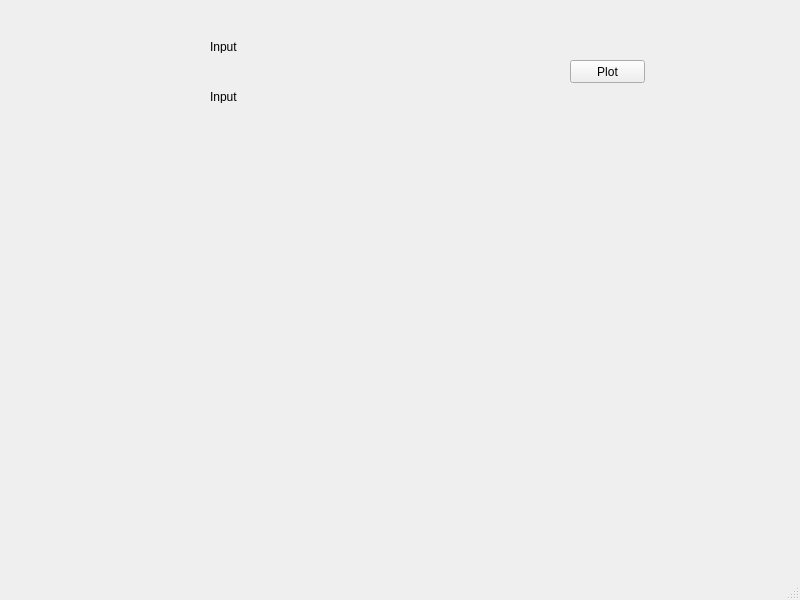
The window that main_window.ui (Abdelrahmanhassan1/Master-Micro-Python-Internship) describes before a commit, drawn with Qt 5.
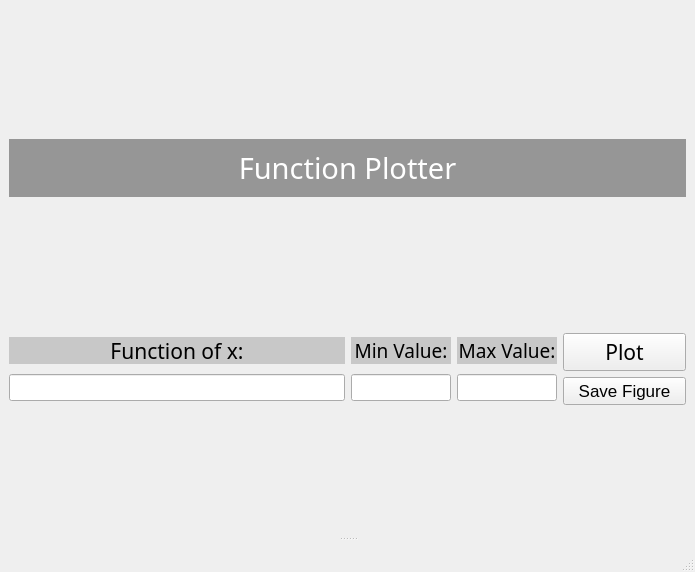
The same window after the commit.

Commit message: modifying design and adding matplotlib figure

Patch:
```diff
--- a/main_window.ui
+++ b/main_window.ui
@@ -6,53 +6,241 @@
    <rect>
     <x>0</x>
     <y>0</y>
-    <width>800</width>
-    <height>600</height>
+    <width>695</width>
+    <height>572</height>
    </rect>
   </property>
   <property name="windowTitle">
    <string>MainWindow</string>
   </property>
   <widget class="QWidget" name="centralwidget">
-   <widget class="QPushButton" name="pushButton">
-    <property name="geometry">
-     <rect>
-      <x>570</x>
-      <y>60</y>
-      <width>75</width>
-      <height>23</height>
-     </rect>
-    </property>
-    <property name="text">
-     <string>Plot</string>
-    </property>
-   </widget>
-   <widget class="QLabel" name="label">
-    <property name="geometry">
-     <rect>
-      <x>210</x>
-      <y>40</y>
-      <width>47</width>
-      <height>13</height>
-     </rect>
-    </property>
-    <property name="text">
-     <string>Input</string>
-    </property>
-   </widget>
-   <widget class="QLabel" name="label_2">
-    <property name="geometry">
-     <rect>
-      <x>210</x>
-      <y>90</y>
-      <width>47</width>
-      <height>13</height>
-     </rect>
-    </property>
-    <property name="text">
-     <string>Input</string>
-    </property>
-   </widget>
+   <layout class="QHBoxLayout" name="horizontalLayout_4">
+    <item>
+     <widget class="QSplitter" name="splitter">
+      <property name="orientation">
+       <enum>Qt::Vertical</enum>
+      </property>
+      <widget class="QWidget" name="layoutWidget">
+       <layout class="QVBoxLayout" name="verticalLayout_6">
+        <item>
+         <widget class="QLabel" name="label_4">
+          <property name="maximumSize">
+           <size>
+            <width>16777215</width>
+            <height>58</height>
+           </size>
+          </property>
+          <property name="font">
+           <font>
+            <family>Umpush</family>
+            <pointsize>22</pointsize>
+           </font>
+          </property>
+          <property name="styleSheet">
+           <string notr="true">background-color:rgb(150,150,150);
+color:white</string>
+          </property>
+          <property name="text">
+           <string>Function Plotter</string>
+          </property>
+          <property name="alignment">
+           <set>Qt::AlignCenter</set>
+          </property>
+         </widget>
+        </item>
+        <item>
+         <layout class="QHBoxLayout" name="horizontalLayout_3">
+          <item>
+           <layout class="QVBoxLayout" name="verticalLayout_4">
+            <item>
+             <widget class="QLabel" name="label">
+              <property name="maximumSize">
+               <size>
+                <width>16777215</width>
+                <height>27</height>
+               </size>
+              </property>
+              <property name="font">
+               <font>
+                <family>Ubuntu Condensed</family>
+                <pointsize>16</pointsize>
+               </font>
+              </property>
+              <property name="styleSheet">
+               <string notr="true">background-color:rgb(200,200,200)</string>
+              </property>
+              <property name="text">
+               <string>Function of x:</string>
+              </property>
+              <property name="alignment">
+               <set>Qt::AlignCenter</set>
+              </property>
+             </widget>
+            </item>
+            <item>
+             <widget class="QLineEdit" name="function_input">
+              <property name="maximumSize">
+               <size>
+                <width>16777215</width>
+                <height>27</height>
+               </size>
+              </property>
+              <property name="font">
+               <font>
+                <pointsize>12</pointsize>
+               </font>
+              </property>
+             </widget>
+            </item>
+           </layout>
+          </item>
+          <item>
+           <layout class="QHBoxLayout" name="horizontalLayout_2">
+            <item>
+             <layout class="QHBoxLayout" name="horizontalLayout">
+              <item>
+               <layout class="QVBoxLayout" name="verticalLayout_2">
+                <item>
+                 <widget class="QLabel" name="label_2">
+                  <property name="maximumSize">
+                   <size>
+                    <width>100</width>
+                    <height>27</height>
+                   </size>
+                  </property>
+                  <property name="font">
+                   <font>
+                    <family>Ubuntu Condensed</family>
+                    <pointsize>14</pointsize>
+                   </font>
+                  </property>
+                  <property name="styleSheet">
+                   <string notr="true">background-color:rgb(200,200,200)</string>
+                  </property>
+                  <property name="text">
+                   <string>Min Value:</string>
+                  </property>
+                  <property name="alignment">
+                   <set>Qt::AlignCenter</set>
+                  </property>
+                 </widget>
+                </item>
+                <item>
+                 <widget class="QLineEdit" name="min_value_input">
+                  <property name="maximumSize">
+                   <size>
+                    <width>100</width>
+                    <height>27</height>
+                   </size>
+                  </property>
+                  <property name="font">
+                   <font>
+                    <pointsize>12</pointsize>
+                   </font>
+                  </property>
+                 </widget>
+                </item>
+               </layout>
+              </item>
+              <item>
+               <layout class="QVBoxLayout" name="verticalLayout_5">
+                <item>
+                 <widget class="QLabel" name="label_3">
+                  <property name="maximumSize">
+                   <size>
+                    <width>100</width>
+                    <height>27</height>
+                   </size>
+                  </property>
+                  <property name="font">
+                   <font>
+                    <family>Ubuntu Condensed</family>
+                    <pointsize>14</pointsize>
+                   </font>
+                  </property>
+                  <property name="styleSheet">
+                   <string notr="true">background-color:rgb(200,200,200)</string>
+                  </property>
+                  <property name="text">
+                   <string>Max Value:</string>
+                  </property>
+                  <property name="alignment">
+                   <set>Qt::AlignCenter</set>
+                  </property>
+                 </widget>
+                </item>
+                <item>
+                 <widget class="QLineEdit" name="max_value_input">
+                  <property name="maximumSize">
+                   <size>
+                    <width>100</width>
+                    <height>27</height>
+                   </size>
+                  </property>
+                  <property name="font">
+                   <font>
+                    <pointsize>12</pointsize>
+                   </font>
+                  </property>
+                 </widget>
+                </item>
+               </layout>
+              </item>
+             </layout>
+            </item>
+            <item>
+             <layout class="QVBoxLayout" name="verticalLayout_7">
+              <item>
+               <widget class="QPushButton" name="pushButton">
+                <property name="minimumSize">
+                 <size>
+                  <width>0</width>
+                  <height>28</height>
+                 </size>
+                </property>
+                <property name="font">
+                 <font>
+                  <family>Ubuntu Condensed</family>
+                  <pointsize>16</pointsize>
+                 </font>
+                </property>
+                <property name="text">
+                 <string>Plot</string>
+                </property>
+               </widget>
+              </item>
+              <item>
+               <widget class="QPushButton" name="pushButton_2">
+                <property name="minimumSize">
+                 <size>
+                  <width>0</width>
+                  <height>28</height>
+                 </size>
+                </property>
+                <property name="font">
+                 <font>
+                  <pointsize>13</pointsize>
+                 </font>
+                </property>
+                <property name="text">
+                 <string>Save Figure</string>
+                </property>
+               </widget>
+              </item>
+             </layout>
+            </item>
+           </layout>
+          </item>
+         </layout>
+        </item>
+       </layout>
+      </widget>
+      <widget class="QWidget" name="verticalLayoutWidget">
+       <layout class="QVBoxLayout" name="Plotting_Layout"/>
+      </widget>
+     </widget>
+    </item>
+   </layout>
   </widget>
   <widget class="QMenuBar" name="menubar">
    <property name="geometry">
```
Left out of the diff: 6 changed lines with no effect on the pictures. The commit also changes 9 other files.
